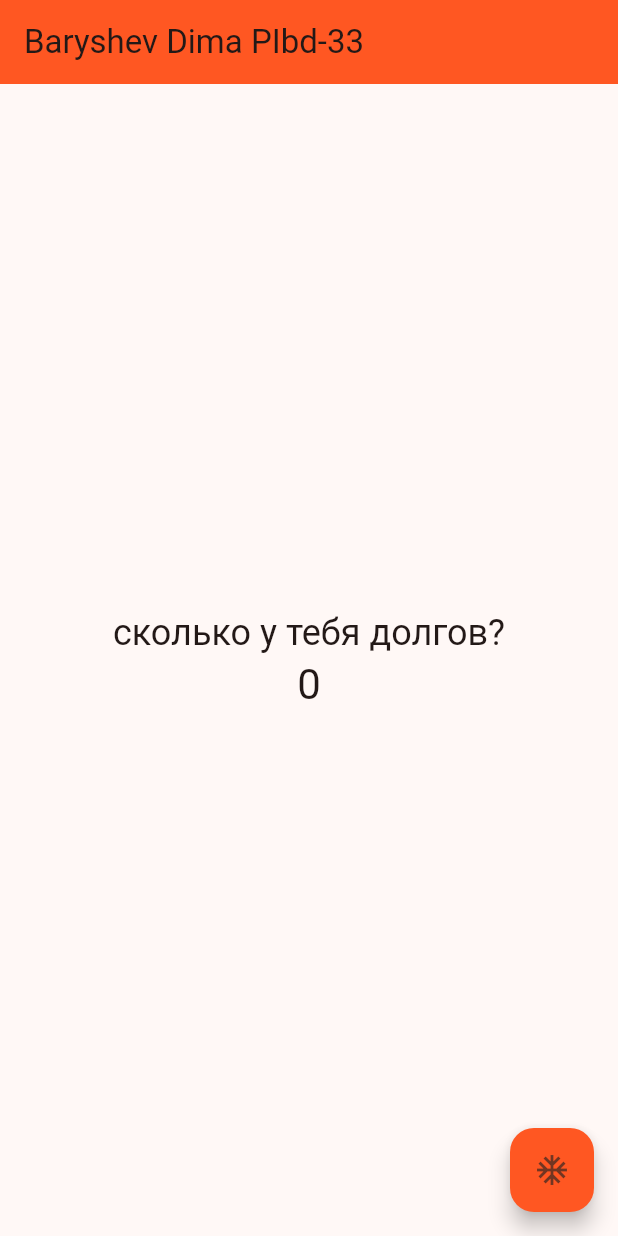
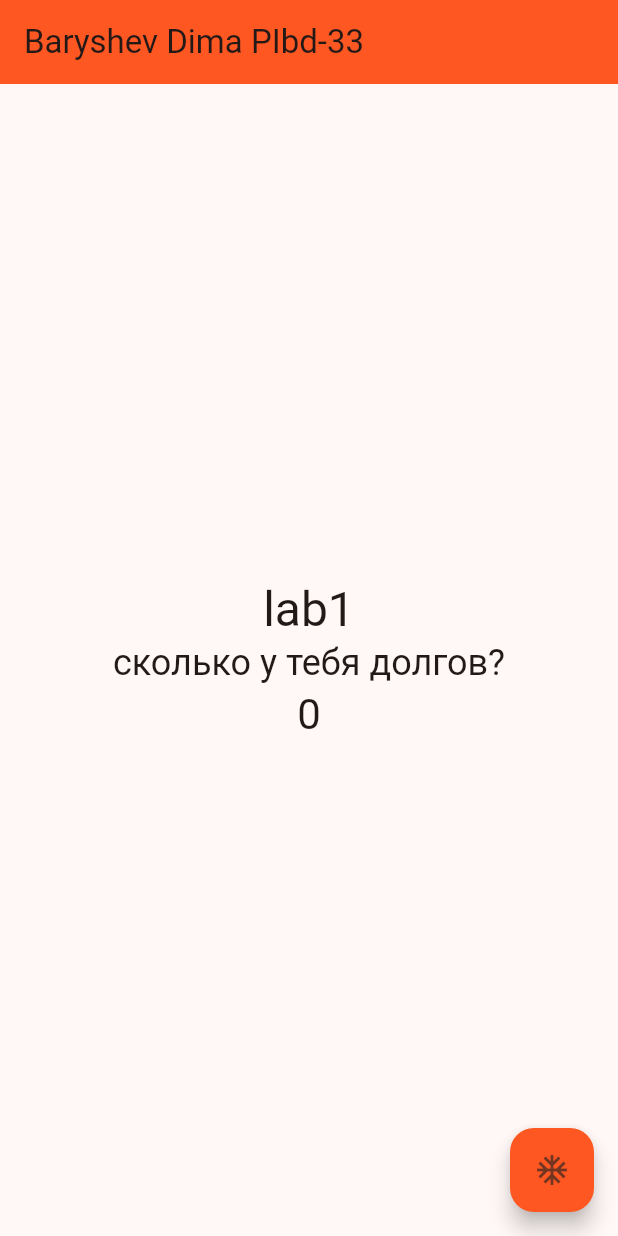
Before and after one commit to whosbigboy/flutter_ULSTU, a Flutter app: the screen it shows after launch, on a phone screen of 412 x 824 dp. Run offline on Flutter 3.47's test engine with Material 3 defaults, Android fonts, the phone set to English and light mode, and no system bars.

Commit message:
lab1 is done

```diff
--- a/lib/main.dart
+++ b/lib/main.dart
@@ -55,6 +55,10 @@ class _MyHomePageState extends State<MyHomePage> {
                                                                                                                                             mainAxisAlignment: MainAxisAlignment.center,
           children: <Widget>[
             Text(
+              'lab1',
+              style: Theme.of(context).textTheme.headlineLarge,
+            ),
+            Text(
                 'сколько у тебя долгов?',
               style: Theme.of(context).textTheme.headlineSmall,
             ),
```
